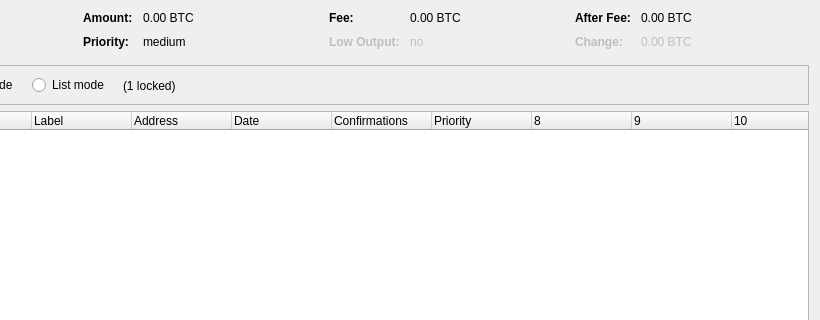
The window that src/qt/forms/coincontroldialog.ui (Biggar/snorcoin) describes before a commit, drawn with Qt 5; both pictures show x 180 to 1000 and y 0 to 320 of the 1000 by 500 pixel window.
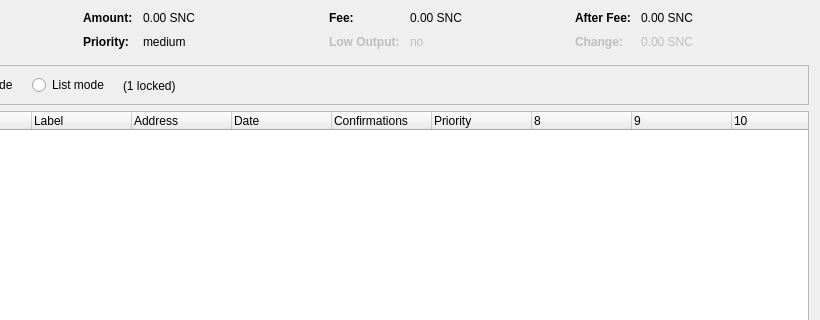
The same window after the commit. Custom widgets are drawn as their Qt base class.

```diff
--- a/src/qt/forms/coincontroldialog.ui
+++ b/src/qt/forms/coincontroldialog.ui
@@ -132,7 +132,7 @@
           <enum>Qt::ActionsContextMenu</enum>
          </property>
          <property name="text">
-          <string notr="true">0.00 BTC</string>
+          <string notr="true">0.00 SNC</string>
          </property>
          <property name="textInteractionFlags">
           <set>Qt::LinksAccessibleByMouse|Qt::TextSelectableByKeyboard|Qt::TextSelectableByMouse</set>
@@ -206,7 +206,7 @@
           <enum>Qt::ActionsContextMenu</enum>
          </property>
          <property name="text">
-          <string notr="true">0.00 BTC</string>
+          <string notr="true">0.00 SNC</string>
          </property>
          <property name="textInteractionFlags">
           <set>Qt::LinksAccessibleByMouse|Qt::TextSelectableByKeyboard|Qt::TextSelectableByMouse</set>
@@ -286,7 +286,7 @@
           <enum>Qt::ActionsContextMenu</enum>
          </property>
          <property name="text">
-          <string notr="true">0.00 BTC</string>
+          <string notr="true">0.00 SNC</string>
          </property>
          <property name="textInteractionFlags">
           <set>Qt::LinksAccessibleByMouse|Qt::TextSelectableByKeyboard|Qt::TextSelectableByMouse</set>
@@ -321,7 +321,7 @@
           <enum>Qt::ActionsContextMenu</enum>
          </property>
          <property name="text">
-          <string notr="true">0.00 BTC</string>
+          <string notr="true">0.00 SNC</string>
          </property>
          <property name="textInteractionFlags">
           <set>Qt::LinksAccessibleByMouse|Qt::TextSelectableByKeyboard|Qt::TextSelectableByMouse</set>
```
